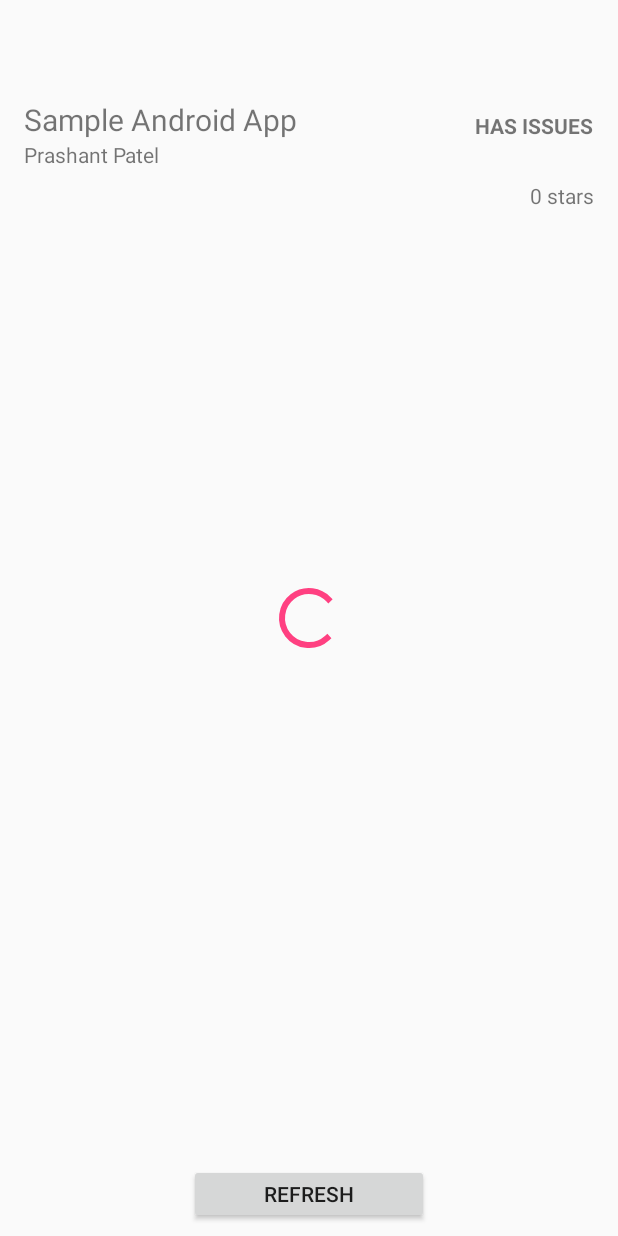
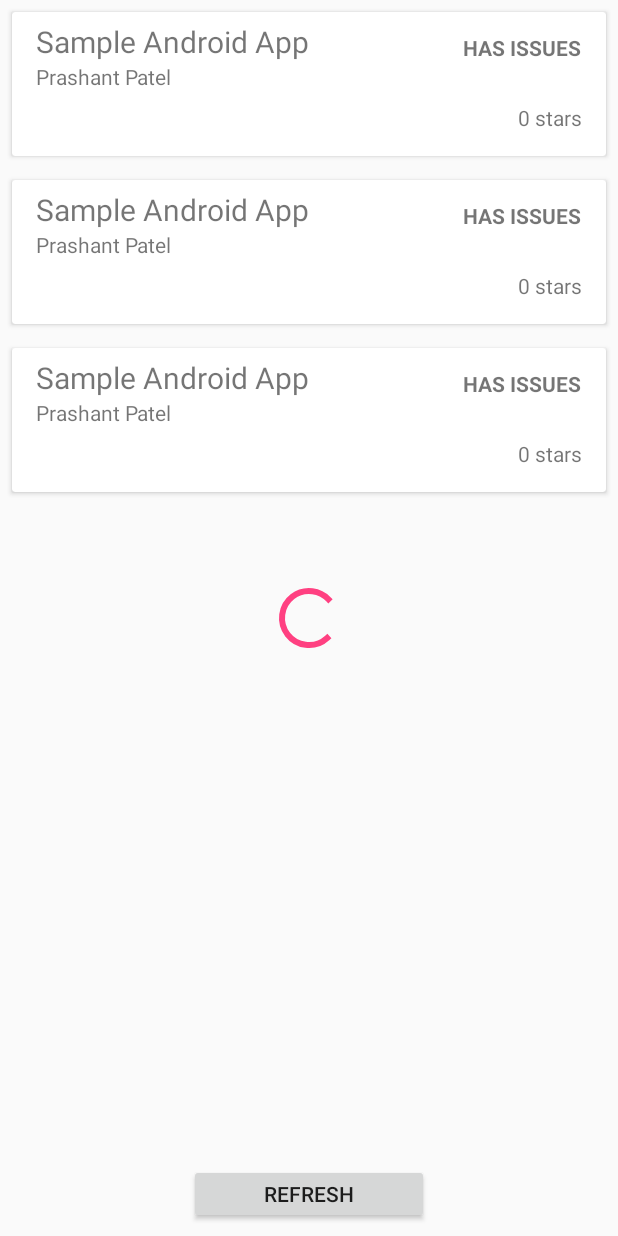
Before and after one commit to patelprashant/fetchGitSample, an Android app: the layout activity_main.xml on its own in the app's theme, with its tools: preview values and no code run, on a phone screen of 412 x 824 dp. Run offline under Robolectric (Android 15) with nearby library versions, the phone set to English and light mode, and no system bars.

Commit message:
Added Recyclerview adapter, item xml and card view.

```diff
--- a/app/src/main/AndroidManifest.xml
+++ b/app/src/main/AndroidManifest.xml
@@ -1,6 +1,11 @@
 <?xml version="1.0" encoding="utf-8"?>
 <manifest xmlns:android="http://schemas.android.com/apk/res/android"
     package="com.example.fetchgitsample">
+
+    <uses-permission android:name="android.permission.INTERNET" />
+    <uses-permission android:name="android.permission.ACCESS_NETWORK_STATE" />
+    <uses-permission android:name="android.permission.ACCESS_WIFI_STATE" />
+
 
     <application
         android:allowBackup="true"
--- /dev/null
+++ b/app/src/main/java/com/example/fetchgitsample/adapters/RepoRecyclerViewAdapter.kt
@@ -0,0 +1,51 @@
+package com.example.fetchgitsample.adapters
+
+import android.support.v7.widget.RecyclerView
+import android.view.LayoutInflater
+import android.view.ViewGroup
+import com.example.fetchgitsample.databinding.ItemRepoBinding
+import com.example.fetchgitsample.models.Repository
+
+class RepoRecyclerViewAdapter(private var items: ArrayList<Repository>,
+                              private var listener: OnItemClickListener)
+    : RecyclerView.Adapter<RepoRecyclerViewAdapter.ViewHolder>() {
+
+    override fun onCreateViewHolder(parent: ViewGroup?, viewType: Int): ViewHolder {
+        val layouInflater = LayoutInflater.from(parent?.context)
+        val binding = ItemRepoBinding.inflate(layouInflater, parent, false)
+        return ViewHolder(binding)
+    }
+
+    override fun onBindViewHolder(holder: ViewHolder, position: Int)
+            = holder.bind(items[position], listener)
+
+
+    override fun getItemCount(): Int
+            = items.size
+
+    interface OnItemClickListener {
+        fun onItemClick(position: Int)
+    }
+
+    fun replaceData(arrayList: ArrayList<Repository>) {
+        items = arrayList
+        notifyDataSetChanged()
+    }
+
+    class ViewHolder(private var binding: ItemRepoBinding)
+        : RecyclerView.ViewHolder(binding.root) {
+
+        fun bind(repo: Repository,
+                 listener: OnItemClickListener?) {
+
+            binding.repository = repo
+
+            if (listener != null) {
+                binding.root.setOnClickListener({ _ -> listener.onItemClick(layoutPosition) })
+            }
+
+            binding.executePendingBindings()
+        }
+
+    }
+}
--- a/app/src/main/res/layout/activity_main.xml
+++ b/app/src/main/res/layout/activity_main.xml
@@ -17,68 +17,6 @@
         android:layout_height="match_parent"
         tools:context="com.example.fetchgitsample.MainActivity">
 
-        <TextView
-            android:id="@+id/repository_name"
-            android:layout_width="wrap_content"
-            android:layout_height="wrap_content"
-            android:layout_marginEnd="16dp"
-            android:layout_marginStart="16dp"
-            android:text="@{repoViewModel.text}"
-            android:textSize="20sp"
-            app:layout_constraintBottom_toBottomOf="parent"
-            app:layout_constraintHorizontal_bias="0.0"
-            app:layout_constraintLeft_toLeftOf="parent"
-            app:layout_constraintRight_toRightOf="parent"
-            app:layout_constraintTop_toTopOf="parent"
-            app:layout_constraintVertical_bias="0.083"
-            tools:text="Sample Android App" />
-
-        <TextView
-            android:id="@+id/repository_has_issues"
-            android:layout_width="wrap_content"
-            android:layout_height="wrap_content"
-            android:layout_marginEnd="16dp"
-            android:layout_marginStart="16dp"
-            android:layout_marginTop="8dp"
-            android:text="@string/has_issues"
-            android:textStyle="bold"
-            app:layout_constraintBottom_toBottomOf="@+id/repository_name"
-            app:layout_constraintEnd_toEndOf="parent"
-            app:layout_constraintHorizontal_bias="1.0"
-            app:layout_constraintStart_toEndOf="@id/repository_name"
-            app:layout_constraintTop_toTopOf="@+id/repository_name"
-            app:layout_constraintVertical_bias="1.0" />
-
-        <TextView
-            android:id="@+id/repository_owner"
-            android:layout_width="0dp"
-            android:layout_height="wrap_content"
-            android:layout_marginBottom="8dp"
-            android:layout_marginEnd="16dp"
-            android:layout_marginStart="16dp"
-            app:layout_constraintBottom_toBottomOf="parent"
-            app:layout_constraintEnd_toEndOf="parent"
-            app:layout_constraintStart_toStartOf="parent"
-            app:layout_constraintTop_toBottomOf="@id/repository_name"
-            app:layout_constraintVertical_bias="0.0"
-            tools:text="Prashant Patel" />
-
-        <TextView
-            android:id="@+id/number_of_stars"
-            android:layout_width="wrap_content"
-            android:layout_height="wrap_content"
-            android:layout_marginBottom="8dp"
-            android:layout_marginEnd="16dp"
-            android:layout_marginStart="16dp"
-            android:layout_marginTop="8dp"
-            app:layout_constraintBottom_toBottomOf="parent"
-            app:layout_constraintEnd_toEndOf="parent"
-            app:layout_constraintHorizontal_bias="1"
-            app:layout_constraintStart_toStartOf="parent"
-            app:layout_constraintTop_toBottomOf="@id/repository_owner"
-            app:layout_constraintVertical_bias="0.0"
-            tools:text="0 stars" />
-
         <ProgressBar
             android:id="@+id/loading"
             android:layout_width="48dp"
@@ -90,6 +28,20 @@
             app:layout_constraintStart_toStartOf="parent"
             app:layout_constraintTop_toTopOf="parent" />
 
+        <android.support.v7.widget.RecyclerView
+            android:id="@+id/item_repo"
+            android:layout_width="0dp"
+            android:layout_height="0dp"
+            android:indeterminate="true"
+            android:visibility="@{repoViewModel.isLoading ? View.GONE : View.VISIBLE}"
+            app:layout_constraintBottom_toTopOf="@+id/refresh_button"
+            app:layout_constraintEnd_toEndOf="parent"
+            app:layout_constraintStart_toStartOf="parent"
+            app:layout_constraintTop_toTopOf="parent"
+            tools:listitem="@layout/item_repo">
+
+        </android.support.v7.widget.RecyclerView>
+
         <Button
             android:id="@+id/refresh_button"
             android:layout_width="160dp"
@@ -98,14 +50,14 @@
             android:layout_marginEnd="8dp"
             android:layout_marginStart="8dp"
             android:layout_marginTop="8dp"
+            android:clickable="@{repoViewModel.isLoading ? false : true}"
             android:onClick="@{()->repoViewModel.refresh()}"
-            android:clickable="@{repoViewModel.isLoading ? false : true}"
-            android:text="Refresh"
+            android:text="@string/refresh"
             app:layout_constraintBottom_toBottomOf="parent"
             app:layout_constraintEnd_toEndOf="parent"
             app:layout_constraintStart_toStartOf="parent"
             app:layout_constraintTop_toTopOf="parent"
-            app:layout_constraintVertical_bias="1.0"/>
+            app:layout_constraintVertical_bias="1.0" />
 
     </android.support.constraint.ConstraintLayout>
 </layout>
--- /dev/null
+++ b/app/src/main/res/layout/item_repo.xml
@@ -0,0 +1,93 @@
+<?xml version="1.0" encoding="utf-8"?>
+<layout xmlns:android="http://schemas.android.com/apk/res/android"
+    xmlns:app="http://schemas.android.com/apk/res-auto"
+    xmlns:tools="http://schemas.android.com/tools">
+
+    <data>
+
+        <import type="android.view.View" />
+
+        <variable
+            name="repository"
+            type="com.example.fetchgitsample.models.Repository" />
+    </data>
+
+    <android.support.v7.widget.CardView
+        android:layout_width="match_parent"
+        android:layout_height="96dp"
+        android:layout_margin="8dp">
+
+        <android.support.constraint.ConstraintLayout
+            android:layout_width="match_parent"
+            android:layout_height="match_parent">
+
+            <TextView
+                android:id="@+id/repository_name"
+                android:layout_width="wrap_content"
+                android:layout_height="wrap_content"
+                android:layout_marginEnd="16dp"
+                android:layout_marginStart="16dp"
+                android:text="@{repository.repositoryName}"
+                android:textSize="20sp"
+                app:layout_constraintBottom_toBottomOf="parent"
+                app:layout_constraintHorizontal_bias="0.0"
+                app:layout_constraintLeft_toLeftOf="parent"
+                app:layout_constraintRight_toRightOf="parent"
+                app:layout_constraintTop_toTopOf="parent"
+                app:layout_constraintVertical_bias="0.083"
+                tools:text="Sample Android App" />
+
+            <TextView
+                android:id="@+id/repository_has_issues"
+                android:layout_width="wrap_content"
+                android:layout_height="wrap_content"
+                android:layout_marginEnd="16dp"
+                android:layout_marginStart="16dp"
+                android:layout_marginTop="8dp"
+                android:text="@string/has_issues"
+                android:textStyle="bold"
+                android:visibility="@{repository.hasIssues ? View.VISIBLE : View.GONE}"
+                app:layout_constraintBottom_toBottomOf="@+id/repository_name"
+                app:layout_constraintEnd_toEndOf="parent"
+                app:layout_constraintHorizontal_bias="1.0"
+                app:layout_constraintStart_toEndOf="@id/repository_name"
+                app:layout_constraintTop_toTopOf="@+id/repository_name"
+                app:layout_constraintVertical_bias="1.0" />
+
+            <TextView
+                android:id="@+id/repository_owner"
+                android:layout_width="0dp"
+                android:layout_height="wrap_content"
+                android:layout_marginBottom="8dp"
+                android:layout_marginEnd="16dp"
+                android:layout_marginStart="16dp"
+                android:text="@{repository.repositoryOwner}"
+                app:layout_constraintBottom_toBottomOf="parent"
+                app:layout_constraintEnd_toEndOf="parent"
+                app:layout_constraintStart_toStartOf="parent"
+                app:layout_constraintTop_toBottomOf="@id/repository_name"
+                app:layout_constraintVertical_bias="0.0"
+                tools:text="Prashant Patel" />
+
+            <TextView
+                android:id="@+id/number_of_stars"
+                android:layout_width="wrap_content"
+                android:layout_height="wrap_content"
+                android:layout_marginBottom="8dp"
+                android:layout_marginEnd="16dp"
+                android:layout_marginStart="16dp"
+                android:layout_marginTop="8dp"
+                android:text="@{String.valueOf(repository.numberOfStars)}"
+                app:layout_constraintBottom_toBottomOf="parent"
+                app:layout_constraintEnd_toEndOf="parent"
+                app:layout_constraintHorizontal_bias="1"
+                app:layout_constraintStart_toStartOf="parent"
+                app:layout_constraintTop_toBottomOf="@id/repository_owner"
+                app:layout_constraintVertical_bias="0.0"
+                tools:text="0 stars" />
+
+        </android.support.constraint.ConstraintLayout>
+
+    </android.support.v7.widget.CardView>
+
+</layout>
--- a/app/src/main/res/values/strings.xml
+++ b/app/src/main/res/values/strings.xml
@@ -1,3 +1,4 @@
 <resources>
     <string name="has_issues">HAS ISSUES</string>
+    <string name="refresh">Refresh</string>
 </resources>
```
